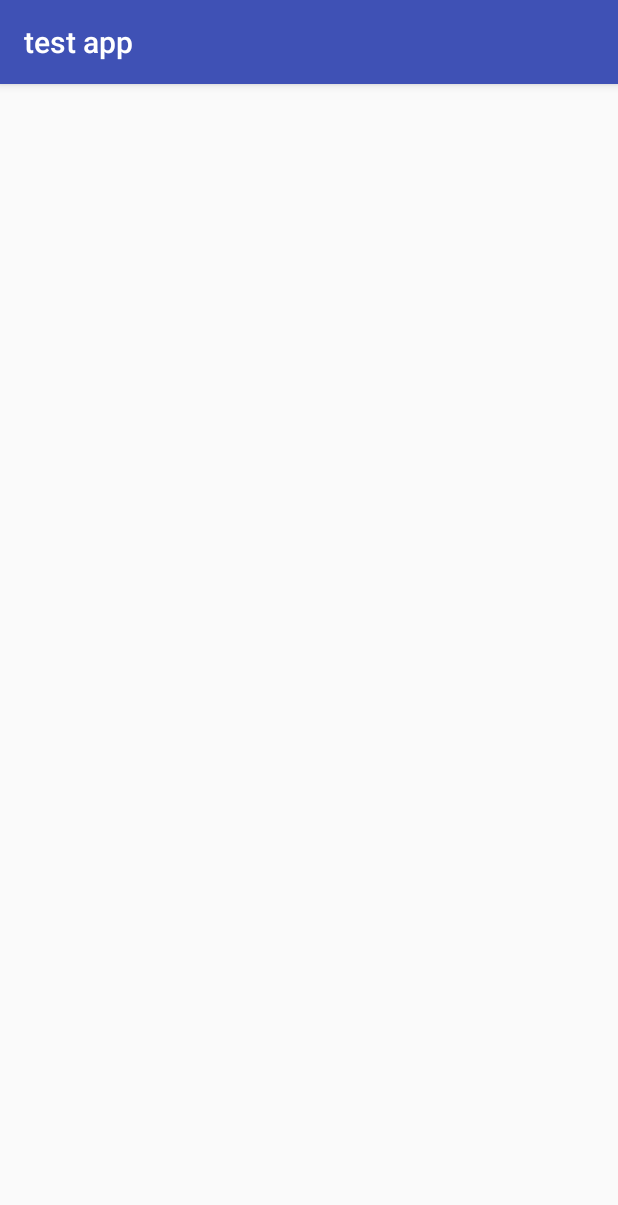
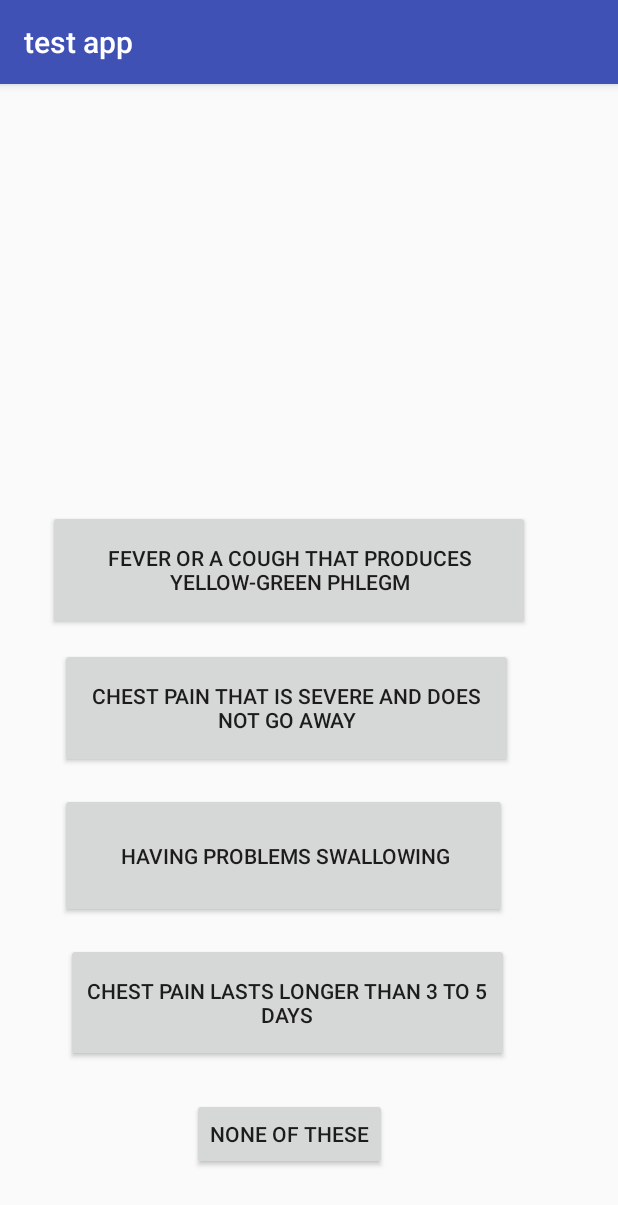
Before and after one commit to nwang19/Save-your, an Android app: the MoreChestPain screen opened directly, with no data from a screen before it, on a phone screen of 412 x 824 dp. Shown: the top 1205 px of the screen. Run offline under Robolectric (Android 15) with nearby library versions, the phone set to English and light mode, and no system bars.

Commit message:
Finished chest pain

```diff
--- a/app/src/main/AndroidManifest.xml
+++ b/app/src/main/AndroidManifest.xml
@@ -20,7 +20,9 @@
         <activity android:name=".SSPain" />
         <activity android:name=".MoreChestPain" />
         <activity android:name=".DefaultPage" />
-        <activity android:name=".Call_911"></activity>
+        <activity android:name=".UnconsciousInstructionsHA" />
+        <activity android:name=".HAInstructions2" />
+        <activity android:name=".Fainting"></activity>
     </application>
 
 </manifest>
--- a/app/src/main/java/com/example/nicole/testapp/HeartAttackInstructions.java
+++ b/app/src/main/java/com/example/nicole/testapp/HeartAttackInstructions.java
@@ -20,6 +20,7 @@ public class HeartAttackInstructions extends AppCompatActivity {
     //precondition: one of the 911 symptoms are clicked on
     //post-condition: goes to call 911 page
     public void onCheckboxClicked(View view) {
-        Intent intent = new Intent (HeartAttackInstructions.this, Call_911.class);
+        Intent intent = new Intent (HeartAttackInstructions.this, UnconsciousInstructionsHA.class);
+        startActivity(intent);
     }
 }
--- a/app/src/main/res/layout/activity_more_chest_pain.xml
+++ b/app/src/main/res/layout/activity_more_chest_pain.xml
@@ -6,4 +6,58 @@
     android:layout_height="match_parent"
     tools:context="com.example.nicole.testapp.MoreChestPain">
 
+    <Button
+        android:id="@+id/button13"
+        android:layout_width="321dp"
+        android:layout_height="80dp"
+        android:layout_marginBottom="404dp"
+        android:layout_marginStart="32dp"
+        android:onClick="openinstructions"
+        android:text="fever or a cough that produces yellow-green phlegm"
+        app:layout_constraintBottom_toBottomOf="parent"
+        app:layout_constraintStart_toStartOf="parent" />
+
+    <Button
+        android:id="@+id/button14"
+        android:layout_width="302dp"
+        android:layout_height="80dp"
+        android:layout_marginBottom="312dp"
+        android:layout_marginStart="40dp"
+        android:onClick="openinstructions"
+        android:text="chest pain that is severe and does not go away"
+        app:layout_constraintBottom_toBottomOf="parent"
+        app:layout_constraintStart_toStartOf="parent" />
+
+    <Button
+        android:id="@+id/button15"
+        android:layout_width="298dp"
+        android:layout_height="83dp"
+        android:layout_marginBottom="212dp"
+        android:layout_marginStart="40dp"
+        android:onClick="openinstructions"
+        android:text=" having problems swallowing"
+        app:layout_constraintBottom_toBottomOf="parent"
+        app:layout_constraintStart_toStartOf="parent" />
+
+    <Button
+        android:id="@+id/button16"
+        android:layout_width="295dp"
+        android:layout_height="79dp"
+        android:layout_marginBottom="116dp"
+        android:layout_marginStart="44dp"
+        android:onClick="openinstructions"
+        android:text="Chest pain lasts longer than 3 to 5 days"
+        app:layout_constraintBottom_toBottomOf="parent"
+        app:layout_constraintStart_toStartOf="parent" />
+
+    <Button
+        android:id="@+id/button17"
+        android:layout_width="wrap_content"
+        android:layout_height="wrap_content"
+        android:layout_marginBottom="44dp"
+        android:layout_marginStart="128dp"
+        android:onClick="default1"
+        android:text="None of these"
+        app:layout_constraintBottom_toBottomOf="parent"
+        app:layout_constraintStart_toStartOf="parent" />
 </android.support.constraint.ConstraintLayout>
```
Also changed, not shown: app/src/main/java/com/example/nicole/testapp/Call_911.java (deleted, +0 -17 lines), app/src/main/java/com/example/nicole/testapp/Fainting.java (added, +13 -0 lines), app/src/main/java/com/example/nicole/testapp/HAInstructions2.java (added, +13 -0 lines), app/src/main/java/com/example/nicole/testapp/MainActivity.java (+12 -13 lines), app/src/main/java/com/example/nicole/testapp/MoreChestPain.java (+10 -1 lines), app/src/main/java/com/example/nicole/testapp/UnconsciousInstructionsHA.java (added, +22 -0 lines), app/src/main/res/layout/activity_call_911.xml (+15 -15 lines), app/src/main/res/layout/activity_fainting.xml (added, +62 -0 lines), app/src/main/res/layout/activity_hainstructions2.xml (added, +30 -0 lines), app/src/main/res/layout/activity_heart_attack_instructions.xml (+35 -12 lines), app/src/main/res/layout/activity_main.xml (+6 -5 lines), app/src/main/res/layout/activity_more.xml (added, +9 -0 lines), app/src/main/res/layout/activity_unconscious_instructions_h.xml (added, +40 -0 lines).
